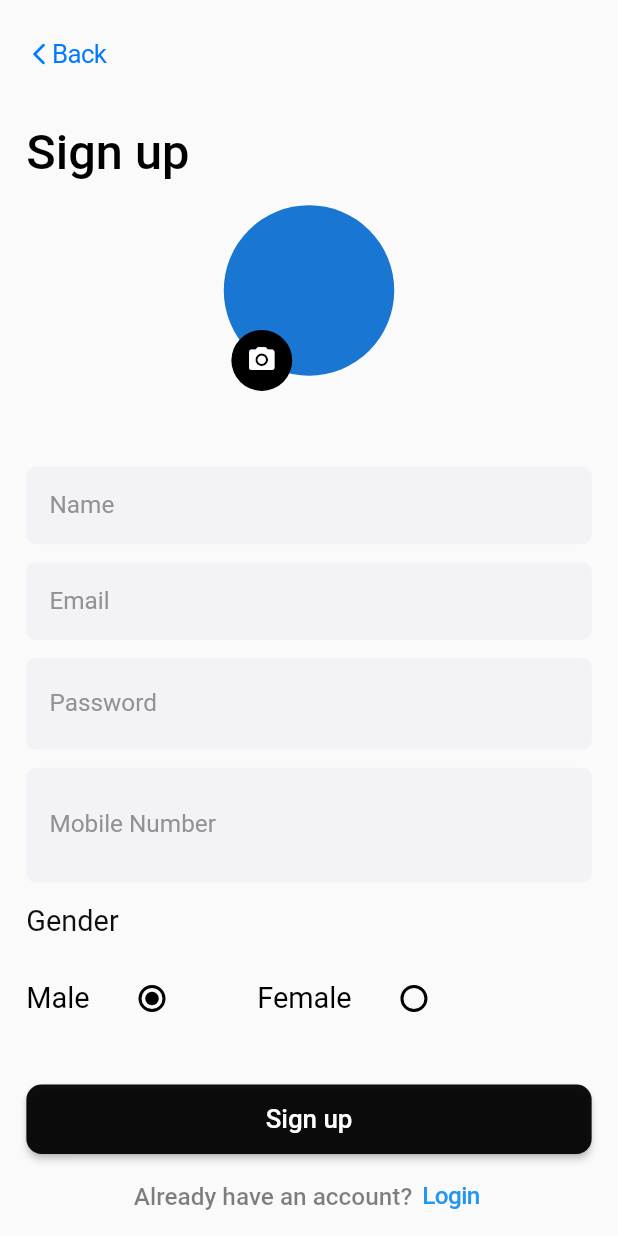
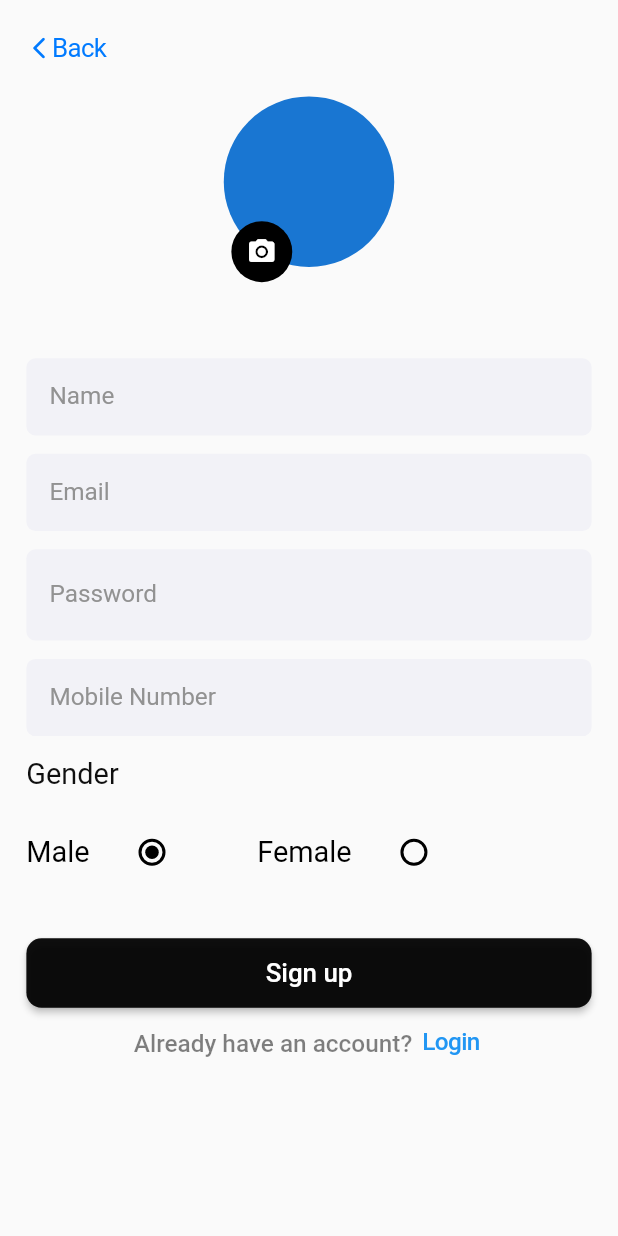
Before and after one commit to nayeemtby/kita, a Flutter app: the SignupScr screen opened directly, on a phone screen of 412 x 824 dp. Run offline on Flutter 3.47's test engine with Material 2 defaults, Android fonts, the phone set to English and light mode, and no system bars; our stand-ins replace file_picker, flutter_screenutil; missing offline and left inert: firebase_auth_rest; accounts and stored records are empty.

Commit message:
Fixed layout issues.

```diff
--- a/lib/screens/signup.dart
+++ b/lib/screens/signup.dart
@@ -31,7 +31,15 @@ class _SignupScrState extends State<SignupScr> {
   Widget build(BuildContext context) {
     return SafeArea(
         child: Scaffold(
-      body: SizedBox(
+      body: GestureDetector(
+        onTap: () {
+          FocusScopeNode currentFocus = FocusScope.of(context);
+
+          if (!currentFocus.hasPrimaryFocus) {
+            currentFocus.unfocus();
+          }
+        },
+        child: SizedBox(
           width: double.infinity,
           child: Padding(
             padding: EdgeInsets.symmetric(horizontal: 16.w),
@@ -40,7 +48,7 @@ class _SignupScrState extends State<SignupScr> {
               children: [
                 Padding(
                   padding: EdgeInsets.symmetric(
-                  vertical: 14.h,
+                    vertical: 10.h,
                   ),
                   child: Row(
                     children: [
@@ -69,26 +77,22 @@ class _SignupScrState extends State<SignupScr> {
                     ],
                   ),
                 ),
-              SizedBox(
-                height: 10.h,
-              ),
-              Text(
-                'Sign up',
-                style: TxtTheme.med32.copyWith(
-                  color: MyColors.deepBlack,
-                ),
-              ),
-              SizedBox(
-                height: 16.h,
-              ),
+                Expanded(
+                    child: SingleChildScrollView(
+                  physics: const BouncingScrollPhysics(),
+                  child: Column(
+                    crossAxisAlignment: CrossAxisAlignment.start,
+                    mainAxisSize: MainAxisSize.min,
+                    children: [
                       Center(
                         child: Stack(
                           clipBehavior: Clip.none,
                           children: [
                             CircleAvatar(
                               radius: 56.r,
-                      foregroundImage:
-                          _imageData == null ? null : MemoryImage(_imageData!),
+                              foregroundImage: _imageData == null
+                                  ? null
+                                  : MemoryImage(_imageData!),
                             ),
                             Positioned(
                               bottom: -10.r,
@@ -142,13 +146,11 @@ class _SignupScrState extends State<SignupScr> {
                       ),
                       TxtInput(
                         hint: 'Mobile Number',
-                suffix: CupertinoButton(
-                  child: Text(
+                        suffix: Text(
                           'Verify',
-                    style: TxtTheme.reg15,
+                          style: TxtTheme.reg15.copyWith(
+                            color: MyColors.primaryBlue,
                           ),
-                  onPressed: () {},
-                  padding: const EdgeInsets.all(0),
                         ),
                       ),
                       SizedBox(
@@ -176,7 +178,8 @@ class _SignupScrState extends State<SignupScr> {
                             width: 16.w,
                           ),
                           Radio<int>(
-                    fillColor: MaterialStateProperty.all(MyColors.deepBlack),
+                            fillColor:
+                                MaterialStateProperty.all(MyColors.deepBlack),
                             value: 0,
                             groupValue: _gender,
                             onChanged: (Object? value) {
@@ -198,7 +201,8 @@ class _SignupScrState extends State<SignupScr> {
                             width: 16.w,
                           ),
                           Radio<int>(
-                    fillColor: MaterialStateProperty.all(MyColors.deepBlack),
+                            fillColor:
+                                MaterialStateProperty.all(MyColors.deepBlack),
                             value: 1,
                             groupValue: _gender,
                             onChanged: (Object? value) {
@@ -232,8 +236,7 @@ class _SignupScrState extends State<SignupScr> {
                                 });
                               },
                       ),
-              Expanded(
-                  child: Center(
+                      Center(
                         child: Row(
                           mainAxisSize: MainAxisSize.min,
                           children: [
@@ -261,8 +264,12 @@ class _SignupScrState extends State<SignupScr> {
                             )
                           ],
                         ),
+                      )
+                    ],
+                  ),
                 ))
               ],
+            ),
           ),
         ),
       ),
```
Also changed, not shown: lib/screens/login.dart (+21 -4 lines). Lines whose indentation alone changed are shown as unchanged.
